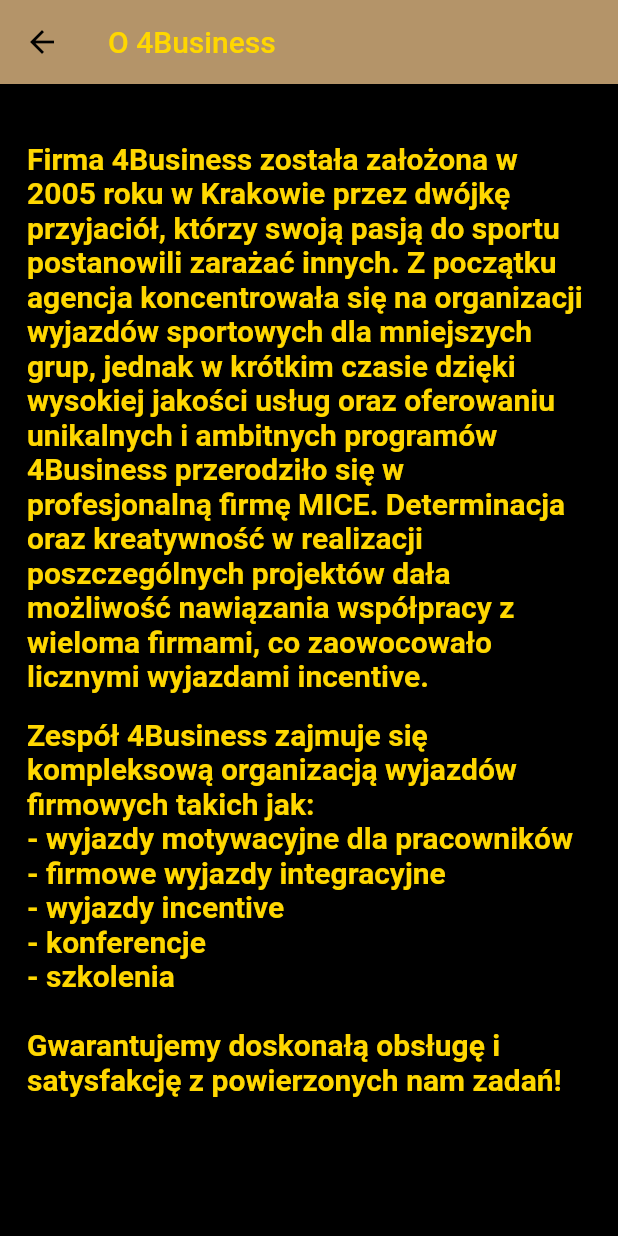
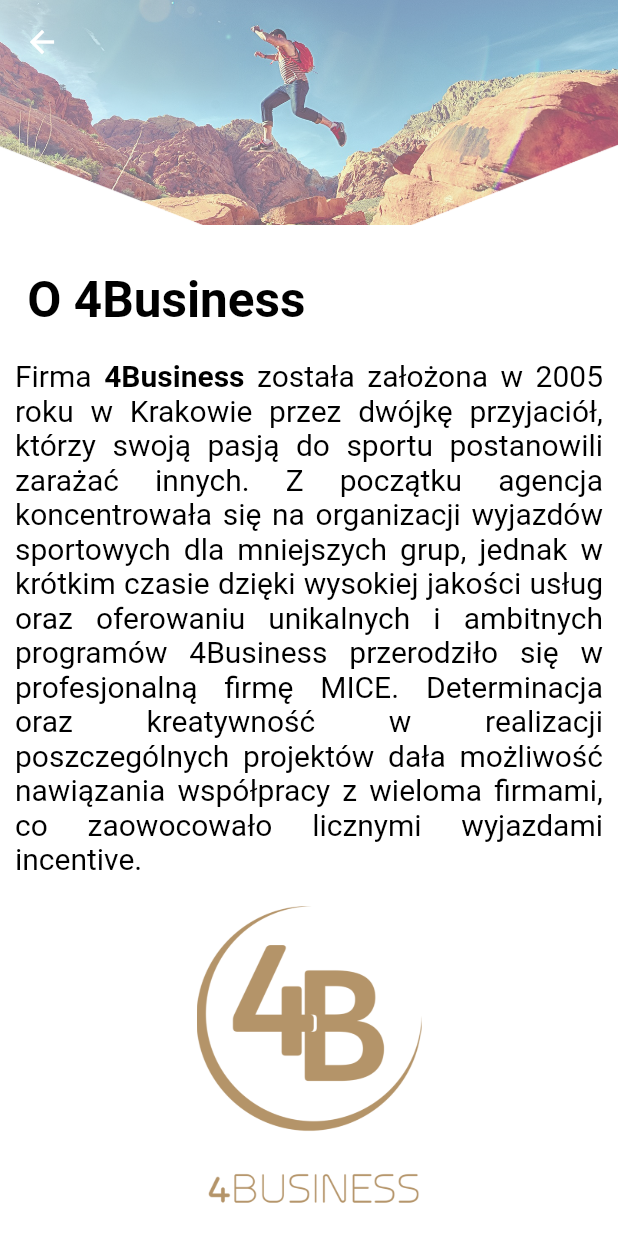
Before and after one commit to mateusz-grzegorzek/4B-mobile-app, a Flutter app: the AboutUsPage screen opened by its route, on a phone screen of 412 x 824 dp. Run offline on Flutter 3.47's test engine with Material 2 defaults, Android fonts, the phone set to English and light mode, and no system bars; our stand-ins replace firebase_database, location, shared_preferences; accounts and stored records are empty; generated files the repository leaves out were written again.

Commit message:
Add AboutUs graphics

```diff
--- a/lib/pages/home/about_us/about_us_page.dart
+++ b/lib/pages/home/about_us/about_us_page.dart
@@ -1,3 +1,4 @@
+import 'package:business_mobile_app/utils/print.dart';
 import 'package:flutter/material.dart';
 import '../../../utils/fonts.dart';
 import '../../../utils/widgets/appbars.dart';
@@ -6,8 +7,12 @@
   static const String Id = "AboutUsPage";
   static const String Title = "O 4Business";
 
-  final mAbout4Business =
-      "Firma 4Business została założona w 2005 roku w Krakowie przez dwójkę przyjaciół, "
+  final mAbout4BusinessPart1 = "Firma ";
+
+  final mAbout4BusinessPart2 = "4Business ";
+
+  final mAbout4BusinessPart3 =
+      "została założona w 2005 roku w Krakowie przez dwójkę przyjaciół, "
       "którzy swoją pasją do sportu postanowili zarażać innych. Z początku agencja koncentrowała "
       "się na organizacji wyjazdów sportowych dla mniejszych grup, jednak w krótkim czasie dzięki "
       "wysokiej jakości usług oraz oferowaniu unikalnych i ambitnych programów 4Business "
@@ -15,43 +20,119 @@
       "poszczególnych projektów dała możliwość nawiązania współpracy z wieloma firmami, "
       "co zaowocowało licznymi wyjazdami incentive.";
 
-  final mAbout4BusinessTeam = """
-Zespół 4Business zajmuje się kompleksową organizacją wyjazdów firmowych takich jak:
-- wyjazdy motywacyjne dla pracowników
-- firmowe wyjazdy integracyjne
-- wyjazdy incentive
-- konferencje
-- szkolenia
+  final mAbout4BusinessTeamPart1 =
+      "Zespół 4Business zajmuje się kompleksową organizacją wyjazdów firmowych takich jak:";
 
-Gwarantujemy doskonałą obsługę i satysfakcję z powierzonych nam zadań!
-  """;
+  final mAbout4BusinessTeamOption1 = "wyjazdy motywacyjne dla pracowników";
+  final mAbout4BusinessTeamOption2 = "firmowe wyjazdy integracyjne";
+  final mAbout4BusinessTeamOption3 = "wyjazdy incentive";
+  final mAbout4BusinessTeamOption4 = "konferencje";
+  final mAbout4BusinessTeamOption5 = "szkolenia";
+
+  final mAbout4BusinessTeamPart2 =
+      "Gwarantujemy doskonałą obsługę i satysfakcję z powierzonych nam zadań!";
 
   Padding fPrintText(String text) {
     return Padding(
         padding: EdgeInsets.all(8.0),
         child: Text(
           text,
-          style: TextStyle(
-              color: gGoldColor, fontSize: 20.0, fontWeight: FontWeight.bold),
+          style: TextStyle(color: Colors.black, fontSize: 20.0),
         ));
+  }
+
+  Row fPrintOptionRow(String option) {
+    return Row(
+      children: <Widget>[
+        Image(
+          image: AssetImage("assets/images/about_ok_sign.png"),
+          width: 25,
+        ),
+        Padding(padding: EdgeInsets.all(5)),
+        Expanded(child: fPrintNormalText(option))
+      ],
+    );
   }
 
   @override
   Widget build(BuildContext context) {
+    final appBar = new PreferredSize(
+        preferredSize: Size.fromHeight(150.0),
+        child: Container(
+          decoration: new BoxDecoration(
+              image: new DecorationImage(
+            image: new AssetImage("assets/images/about_us_top_image.png"),
+            fit: BoxFit.cover,
+          )),
+          child: AppBar(
+            backgroundColor: Colors.transparent,
+            elevation: 0.0,
+          ),
+        ));
+
+    var about4BusinessText = new RichText(
+      textAlign: TextAlign.justify,
+      text: new TextSpan(
+        style: new TextStyle(
+          fontSize: 20.0,
+          color: Colors.black,
+        ),
+        children: <TextSpan>[
+          new TextSpan(text: mAbout4BusinessPart1),
+          new TextSpan(
+              text: mAbout4BusinessPart2,
+              style: new TextStyle(fontWeight: FontWeight.bold)),
+          new TextSpan(text: mAbout4BusinessPart3),
+        ],
+      ),
+    );
+
     return new Scaffold(
-        backgroundColor: Colors.black,
-        appBar: fGetDefaultAppBar(AboutUsPage.Title),
+        backgroundColor: Colors.white,
+        appBar: appBar,
         body: SingleChildScrollView(
           child: Container(
             padding: EdgeInsets.all(10),
-            child: Center(
-              child: Column(
-                children: <Widget>[
-                  Padding(padding: EdgeInsets.all(10)),
-                  fPrintText(mAbout4Business),
-                  fPrintText(mAbout4BusinessTeam)
-                ],
-              ),
+            child: Column(
+              crossAxisAlignment: CrossAxisAlignment.start,
+              children: <Widget>[
+                Padding(padding: EdgeInsets.all(10)),
+                Text(" O 4Business",
+                    style: TextStyle(
+                        color: Colors.black,
+                        fontSize: 33.0,
+                        fontWeight: FontWeight.bold)),
+                Padding(padding: EdgeInsets.all(10)),
+                about4BusinessText,
+                Padding(padding: EdgeInsets.all(10)),
+                Center(
+                  child: Image(
+                    alignment: Alignment.center,
+                    image: AssetImage("assets/images/logo_white.png"),
+                    width: 150,
+                  ),
+                ),
+                Padding(padding: EdgeInsets.all(10)),
+                Text(mAbout4BusinessTeamPart1,
+                    textAlign: TextAlign.justify,
+                    style: TextStyle(
+                        color: Colors.black,
+                        fontSize: 20.0,
+                        fontWeight: FontWeight.bold)),
+                Padding(padding: EdgeInsets.all(5)),
+                fPrintOptionRow(mAbout4BusinessTeamOption1),
+                Padding(padding: EdgeInsets.all(5)),
+                fPrintOptionRow(mAbout4BusinessTeamOption2),
+                Padding(padding: EdgeInsets.all(5)),
+                fPrintOptionRow(mAbout4BusinessTeamOption3),
+                Padding(padding: EdgeInsets.all(5)),
+                fPrintOptionRow(mAbout4BusinessTeamOption4),
+                Padding(padding: EdgeInsets.all(5)),
+                fPrintOptionRow(mAbout4BusinessTeamOption5),
+                Padding(padding: EdgeInsets.all(5)),
+                fPrintJustifiedText(mAbout4BusinessTeamPart2)
+                // ToDo: Sprawdz naszą ofertę (jak starczy czasu)
+              ],
             ),
           ),
         ));
--- a/lib/pages/home/home_page.dart
+++ b/lib/pages/home/home_page.dart
@@ -13,27 +13,27 @@
   static const String Id = "HomePage";
   static const String Title = "4Business Team";
   @override
-  _HomePageState createState() => new _HomePageState();
+  _HomePageState createState() => _HomePageState();
 }
 
 class _HomePageState extends State<HomePage> {
   @override
   Widget build(BuildContext aContext) {
-    final body = new Center(
+    final body = Center(
       child: Column(
         children: <Widget>[
-          new Padding(padding: EdgeInsets.all(40)),
-          new Container(
-            child: new Image(
+          Padding(padding: EdgeInsets.all(40)),
+          Container(
+            child: Image(
               image: AssetImage("assets/images/logo_white.png"),
               width: 150,
             ),
           ),
-          new Padding(padding: EdgeInsets.all(40)),
-          new Text(
+          Padding(padding: EdgeInsets.all(40)),
+          Text(
             "Lider wyjazdów w Polsce",
             textAlign: TextAlign.center,
-            style: new TextStyle(
+            style: TextStyle(
                 fontFamily: 'Amithen',
                 color: gBrownColor,
                 fontSize: 30.0,
@@ -43,14 +43,14 @@
       ),
     );
 
-    final drawer = new MenuBar(<MenuItem>[
+    final drawer = MenuBar(<MenuItem>[
       MenuItem(AboutUsPage.Id, AboutUsPage.Title),
       MenuItem(OfferPage.Id, OfferPage.Title),
       MenuItem(MainContactPage.Id, MainContactPage.Title),
       MenuItem(LoginPage.Id, LoginPage.Title)
     ]);
 
-    return new Scaffold(
+    return Scaffold(
         backgroundColor: Colors.black,
         appBar: fGetDefaultAppBar(),
         drawer: drawer,
--- /dev/null
+++ b/lib/utils/print.dart
@@ -0,0 +1,14 @@
+import 'package:flutter/material.dart';
+
+TextStyle g4BussinessNormalTextStyle = TextStyle(
+  fontSize: 20.0,
+  color: Colors.black,
+);
+Text fPrintNormalText(String text) {
+  return Text(text, style: g4BussinessNormalTextStyle);
+}
+
+Text fPrintJustifiedText(String text) {
+  return Text(text,
+      textAlign: TextAlign.justify, style: g4BussinessNormalTextStyle);
+}
```
Also changed, not shown: assets/images/about_ok_sign.png (added), assets/images/about_us_top_image.png (added).
